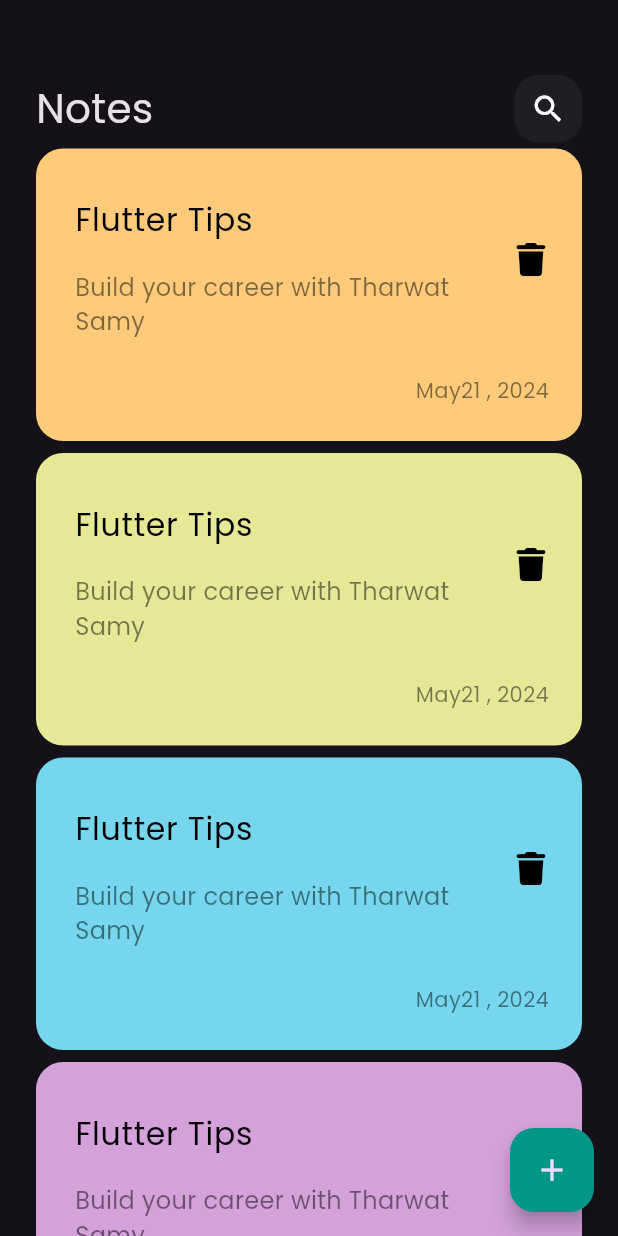
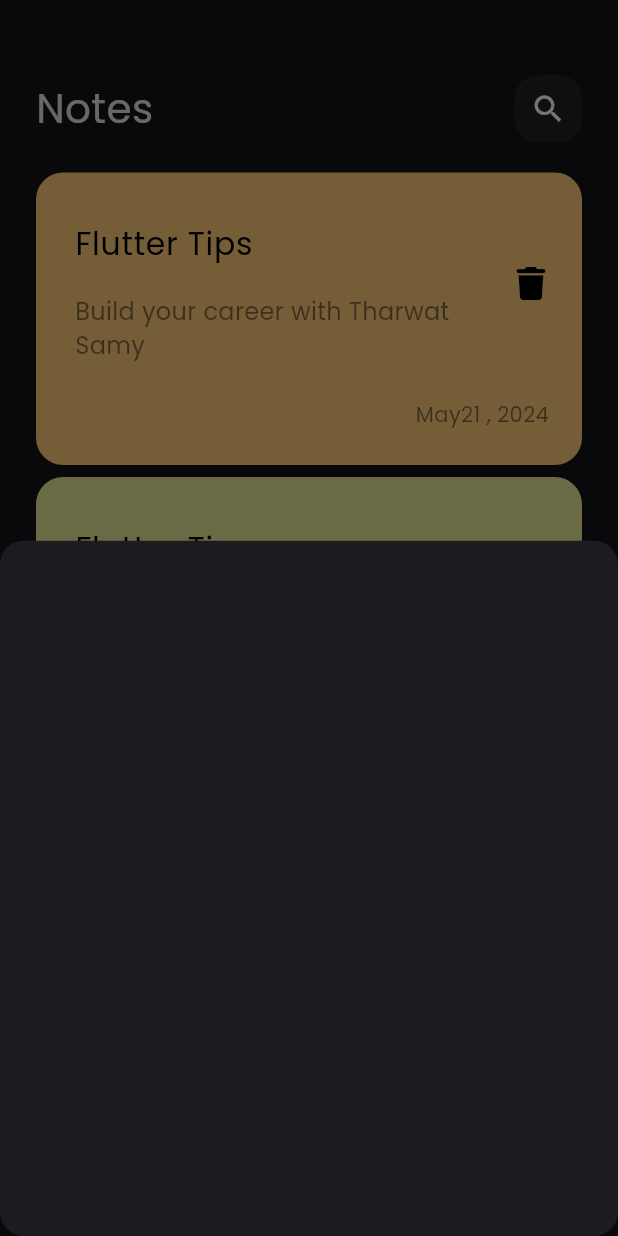
Before and after one commit to KemoEmam/Noted, a Flutter app: the screen it shows after launch, after a tap on the "add" icon, on a phone screen of 412 x 824 dp. Run offline on Flutter 3.47's test engine with Material 3 defaults, Android fonts, the phone set to English and light mode, and no system bars; our stand-ins replace font_awesome_flutter.

Commit message:
show modal bottom sheet

```diff
--- a/lib/views/notes_view.dart
+++ b/lib/views/notes_view.dart
@@ -1,4 +1,5 @@
 import 'package:flutter/material.dart';
+import 'package:notes_app/widgets/add_note_bottom_sheet.dart';
 import 'package:notes_app/widgets/notes_view_body.dart';
 
 class NotesView extends StatelessWidget {
@@ -9,7 +10,16 @@ class NotesView extends StatelessWidget {
     return Scaffold(
       floatingActionButton: FloatingActionButton(
         backgroundColor: Colors.teal,
-        onPressed: () {},
+        onPressed: () {
+          showModalBottomSheet(
+              shape: RoundedRectangleBorder(
+                borderRadius: BorderRadius.circular(16),
+              ),
+              context: context,
+              builder: (context) {
+                return const AddNoteBottomSheet();
+              });
+        },
         child: const Icon(
           Icons.add,
         ),
--- /dev/null
+++ b/lib/widgets/add_note_bottom_sheet.dart
@@ -0,0 +1,10 @@
+import 'package:flutter/material.dart';
+
+class AddNoteBottomSheet extends StatelessWidget {
+  const AddNoteBottomSheet({super.key});
+
+  @override
+  Widget build(BuildContext context) {
+    return Container();
+  }
+}
--- a/lib/widgets/notes_list_view.dart
+++ b/lib/widgets/notes_list_view.dart
@@ -9,18 +9,23 @@ class NotesListView extends StatelessWidget {
     Color(0xFFE7E896),
     Color(0xFF76D6EE),
     Color(0xFFD4A1DB),
-    Color(0xffFF6347),
+    Color(0xFFFF8183),
   ];
 
   @override
   Widget build(BuildContext context) {
-    return ListView.builder(itemBuilder: (context, index) {
+    return Padding(
+      padding: const EdgeInsets.symmetric(vertical: 16),
+      child: ListView.builder(
+          padding: EdgeInsets.zero,
+          itemBuilder: (context, index) {
             return Padding(
               padding: const EdgeInsets.symmetric(vertical: 4),
               child: NoteItem(
                 color: noteColors[index % noteColors.length],
               ),
             );
-    });
+          }),
+    );
   }
 }
```
Lines whose indentation alone changed are shown as unchanged.
